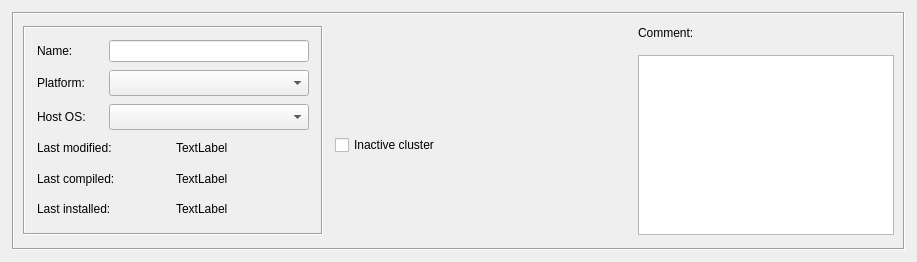
First picture: the form in src/gui/clusterdialog_q.ui, repository fwbuilder/fwbuilder, before the edit.
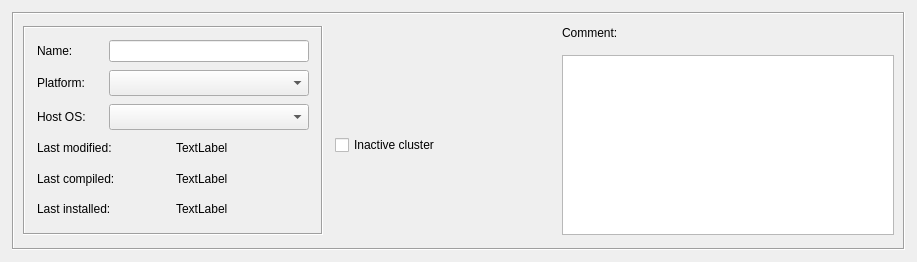
Second picture: the form after the edit.

The edit to the form file:
```diff
--- a/src/gui/clusterdialog_q.ui
+++ b/src/gui/clusterdialog_q.ui
@@ -252,11 +252,23 @@
       <item row="1" column="1" >
        <widget class="QCheckBox" name="inactive" >
         <property name="sizePolicy" >
-         <sizepolicy vsizetype="Fixed" hsizetype="Minimum" >
+         <sizepolicy vsizetype="Fixed" hsizetype="Fixed" >
           <horstretch>0</horstretch>
           <verstretch>0</verstretch>
          </sizepolicy>
         </property>
+        <property name="minimumSize" >
+         <size>
+          <width>215</width>
+          <height>0</height>
+         </size>
+        </property>
+        <property name="maximumSize" >
+         <size>
+          <width>215</width>
+          <height>16777215</height>
+         </size>
+        </property>
         <property name="toolTip" >
          <string>Skip this firewall for batch compile and install operations</string>
         </property>
@@ -268,7 +280,7 @@
       <item row="1" column="2" >
        <widget class="QTextEdit" name="comment" >
         <property name="sizePolicy" >
-         <sizepolicy vsizetype="Expanding" hsizetype="Fixed" >
+         <sizepolicy vsizetype="Expanding" hsizetype="Expanding" >
           <horstretch>0</horstretch>
           <verstretch>0</verstretch>
          </sizepolicy>
```
Left out of the diff: 1 changed line with no effect on the pictures.
